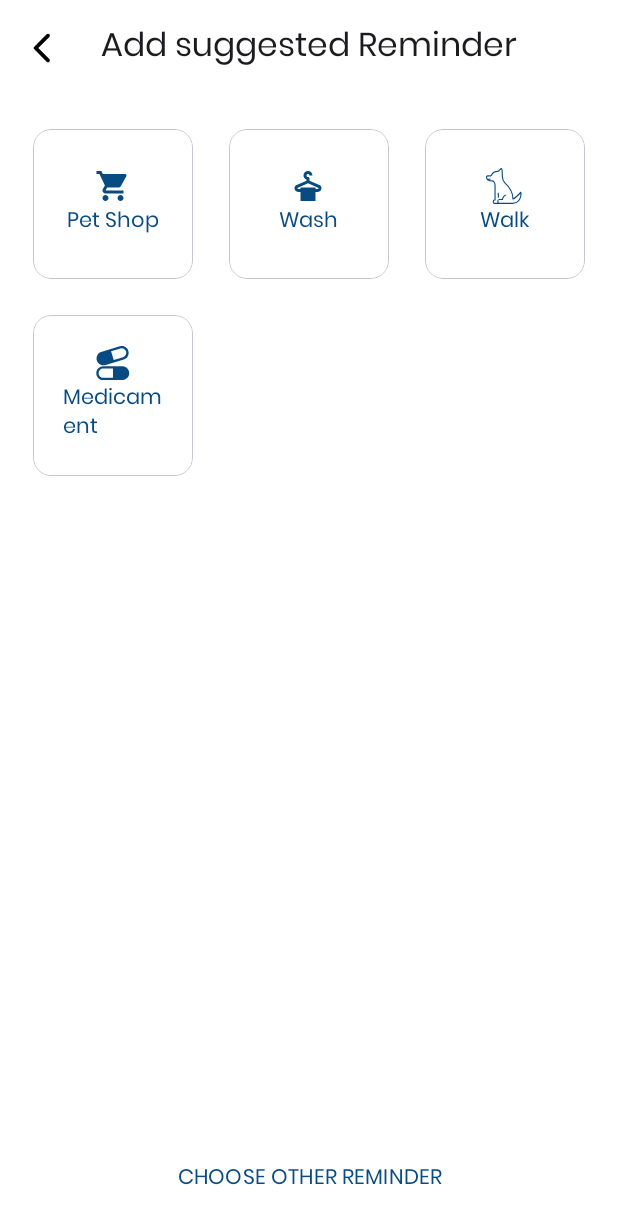
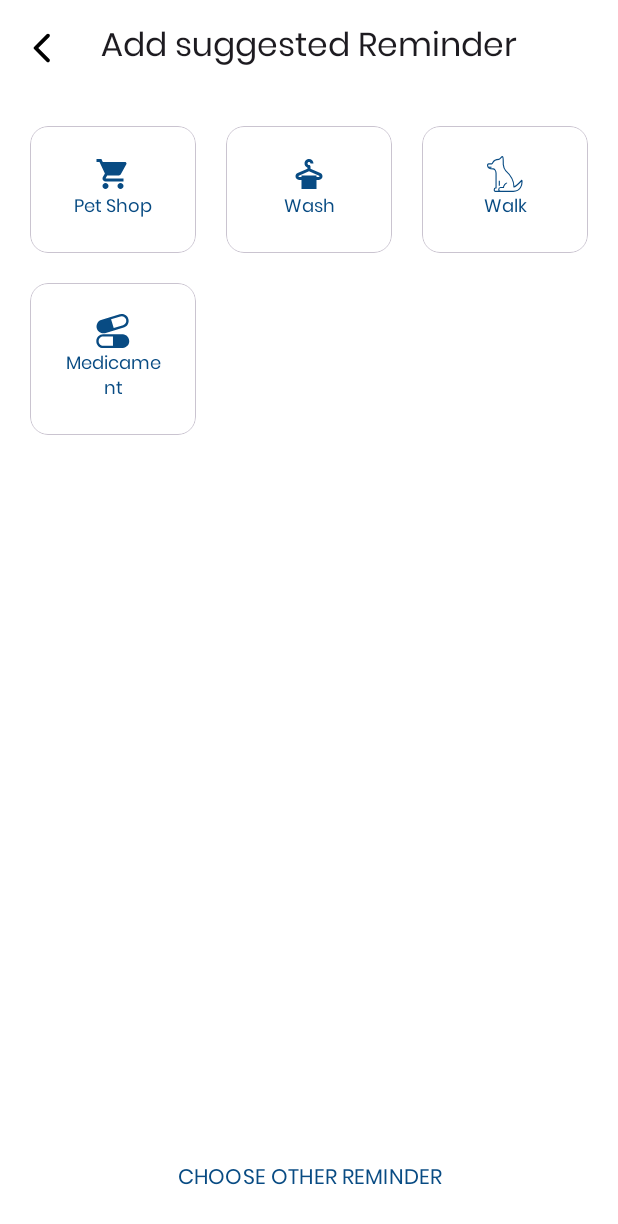
Before and after one commit to joaovq/MyDailyPet, an Android app: the SuggestedReminderFragment screen opened through its navigation route, on a phone screen of 412 x 824 dp. Shown: the top 1224 px of the screen. Run offline under Robolectric (Android 15) with nearby library versions, the phone set to English and light mode, and no system bars; our stand-ins replace AdMob, Dagger/Hilt's generated code, Room's generated code, Timber, data binding; 3 statements that could not run were skipped.

Commit message:
fix layout suggested reminder

```diff
--- a/app/src/main/res/layout/fragment_suggested_reminder.xml
+++ b/app/src/main/res/layout/fragment_suggested_reminder.xml
@@ -34,11 +34,11 @@
             <androidx.recyclerview.widget.RecyclerView
                 android:id="@+id/rv_suggested_reminders"
                 android:layout_width="match_parent"
-                android:layout_height="match_parent"
+                android:layout_height="0dp"
                 app:spanCount="3"
                 android:padding="@dimen/space_10dp"
                 tools:listitem="@layout/item_suggested_reminder"
-                app:layoutManager="androidx.recyclerview.widget.GridLayoutManager"
+                app:layoutManager="androidx.recyclerview.widget.StaggeredGridLayoutManager"
                 app:layout_constraintBottom_toTopOf="@id/btn_add_suggested_reminder"
                 app:layout_constraintTop_toTopOf="parent"
                 />
--- a/app/src/main/res/layout/item_suggested_reminder.xml
+++ b/app/src/main/res/layout/item_suggested_reminder.xml
@@ -13,15 +13,15 @@
         android:layout_width="match_parent"
         android:layout_height="wrap_content"
         app:strokeWidth="0.8dp"
-        android:minHeight="100dp"
         android:checkable="true"
+        android:foreground="?attr/selectableItemBackgroundBorderless"
         android:backgroundTint="?attr/colorSecondary"
-        android:layout_margin="@dimen/space_12dp"
+        android:layout_margin="@dimen/space_10dp"
         xmlns:app="http://schemas.android.com/apk/res-auto"
         xmlns:tools="http://schemas.android.com/tools">
         <androidx.appcompat.widget.LinearLayoutCompat
-            android:layout_width="wrap_content"
-            android:layout_height="wrap_content"
+            android:layout_width="match_parent"
+            android:layout_height="match_parent"
             android:orientation="vertical"
             android:gravity="center"
             android:layout_margin="@dimen/space_20dp"
@@ -34,12 +34,13 @@
                 />
             <com.google.android.material.textview.MaterialTextView
                 android:id="@+id/tv_suggested_reminder"
-                android:layout_width="wrap_content"
+                android:layout_width="match_parent"
                 android:layout_height="wrap_content"
                 tools:text="Hello"
                 android:text="@{text}"
+                android:textAlignment="center"
                 android:textColor="?attr/colorPrimary"
-                android:textSize="@dimen/text_size_14sp"
+                android:textSize="@dimen/text_size_12sp"
                 />
         </androidx.appcompat.widget.LinearLayoutCompat>
     </com.google.android.material.card.MaterialCardView>
```
